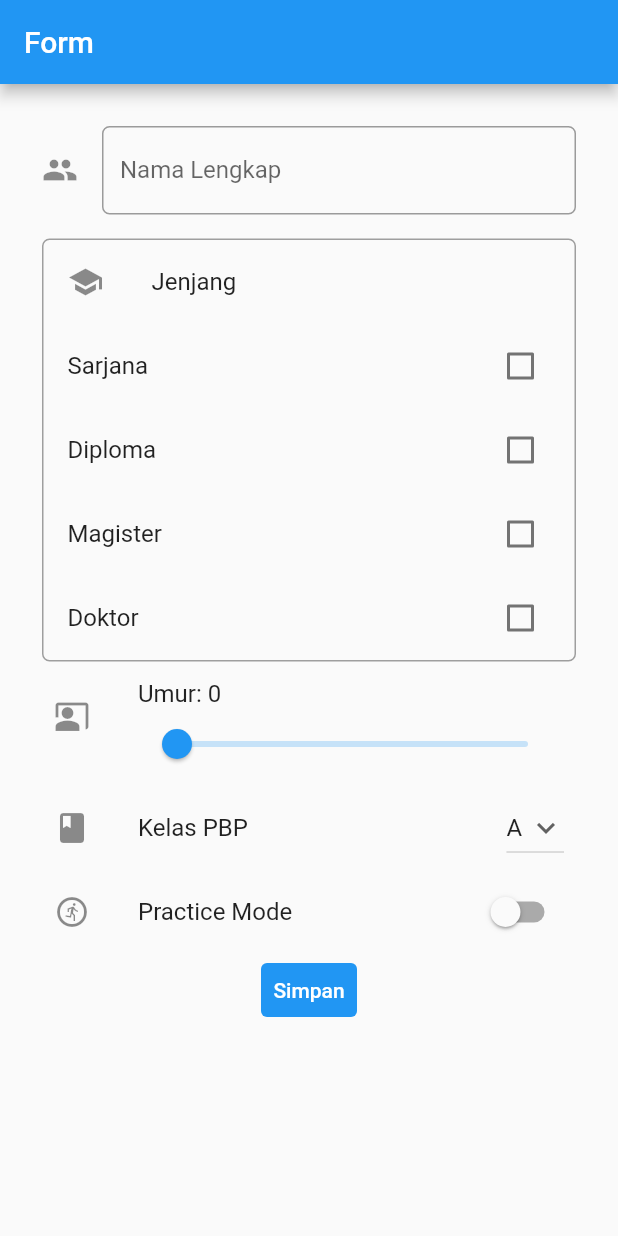
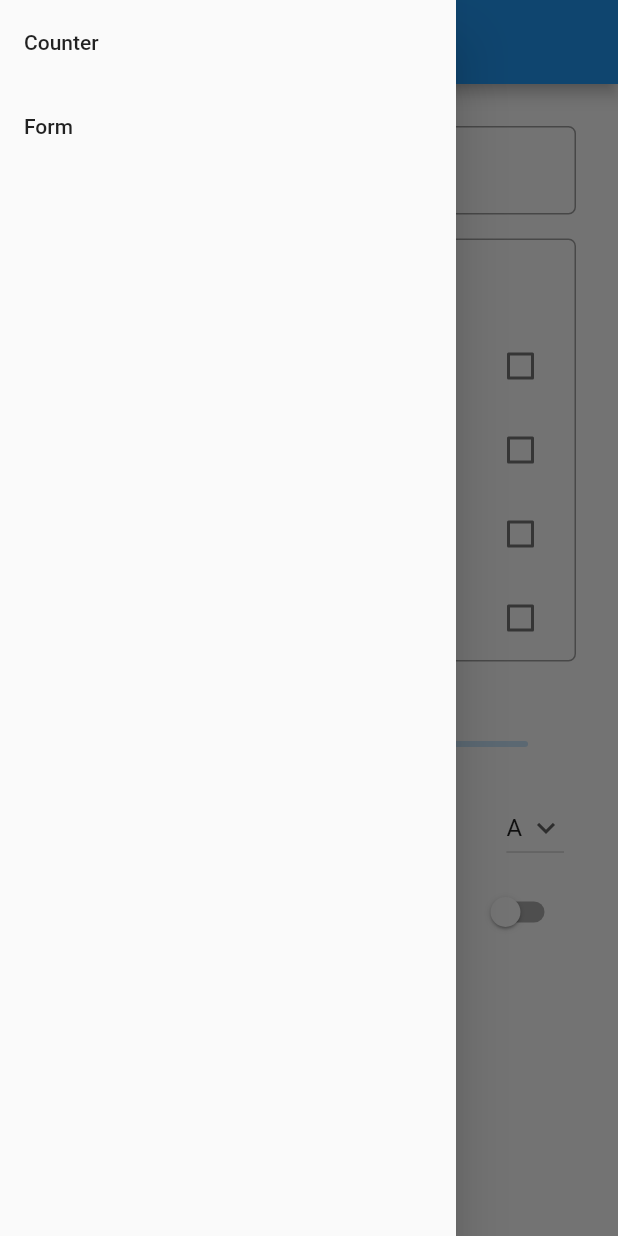
Before and after one commit to wedens-elma/pbp-flutter-tutorial, a Flutter app: the MyFormPage screen opened directly, with the side drawer open (before the commit the screen has no drawer), on a phone screen of 412 x 824 dp. Run offline on Flutter 3.47's test engine with Material 2 defaults, Android fonts, the phone set to English and light mode, and no system bars.

Commit message:
Complete Lab 7 (add drawer to form)

```diff
--- a/labpbp/lib/form.dart
+++ b/labpbp/lib/form.dart
@@ -29,6 +29,33 @@ class _MyFormPageState extends State<MyFormPage> {
     return Scaffold(
       appBar: AppBar(
           title: Text('Form'),
+      ),
+      drawer: Drawer(
+        child: Column(
+          children: [
+            // Menambahkan clickable menu
+            ListTile(
+              title: const Text('Counter'),
+              onTap: () {
+                // Route menu ke halaman utama
+                Navigator.pushReplacement(
+                  context,
+                  MaterialPageRoute(builder: (context) => const MyHomePage()),
+                );
+              },
+            ),
+            ListTile(
+              title: const Text('Form'),
+              onTap: () {
+                // Route menu ke halaman form
+                Navigator.pushReplacement(
+                  context,
+                  MaterialPageRoute(builder: (context) => const MyFormPage()),
+                );
+              },
+            ),
+          ],
+        ),
       ),
       body: Form(
         key: _formKey,
```
